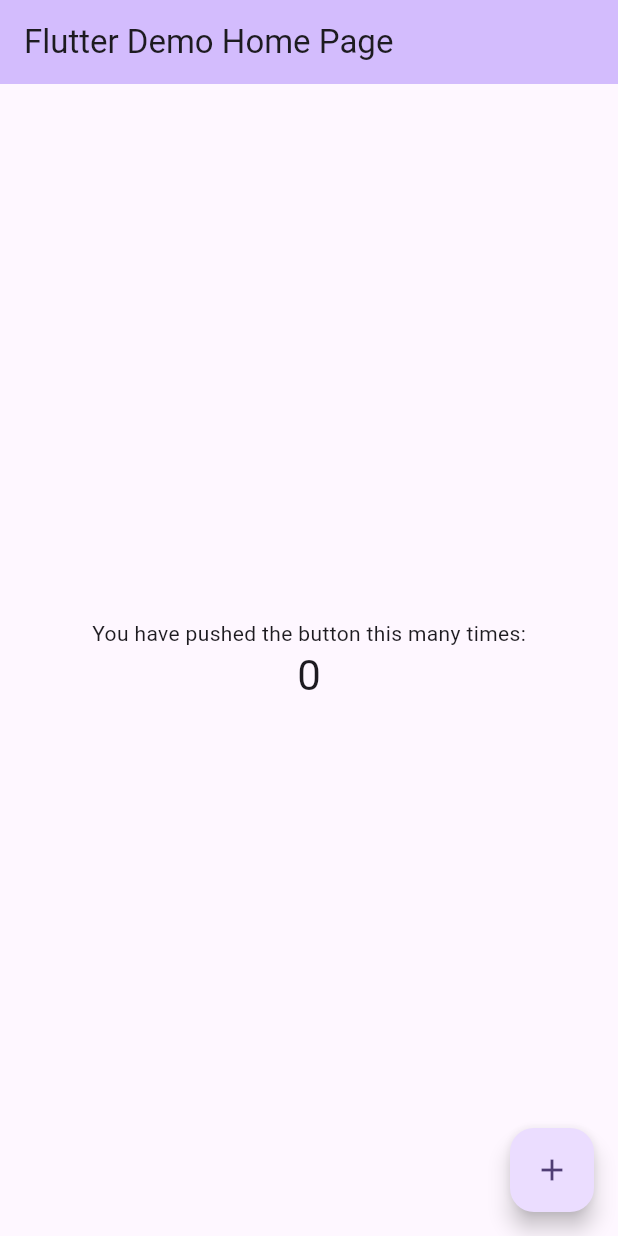
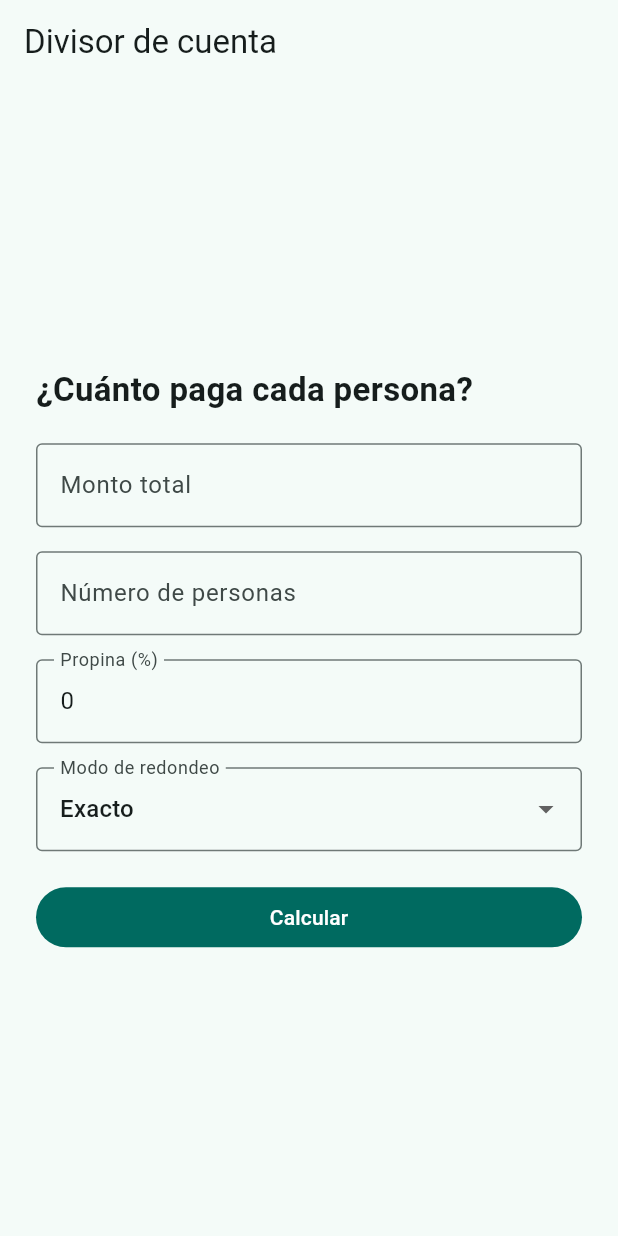
Before and after one commit to ms8192571-droid/participacion7, a Flutter app: the screen it shows after launch, on a phone screen of 412 x 824 dp. Run offline on Flutter 3.47's test engine with Material 3 defaults, Android fonts, the phone set to English and light mode, and no system bars.

Commit message:
app divisor de cuenta - rama sdd, con pruebas
Co-authored-by: Copilot <223556219+Copilot@users.noreply.github.com>

```diff
--- /dev/null
+++ b/lib/data/redondeo_exacto.dart
@@ -0,0 +1,8 @@
+import '../domain/estrategia_redondeo.dart';
+
+class RedondeoExacto implements EstrategiaRedondeo {
+  @override
+  double redondear(double importePorPersona) {
+    return (importePorPersona * 100).roundToDouble() / 100;
+  }
+}
--- /dev/null
+++ b/lib/data/redondeo_hacia_arriba.dart
@@ -0,0 +1,8 @@
+import '../domain/estrategia_redondeo.dart';
+
+class RedondeoHaciaArriba implements EstrategiaRedondeo {
+  @override
+  double redondear(double importePorPersona) {
+    return importePorPersona.ceilToDouble();
+  }
+}
--- /dev/null
+++ b/lib/domain/calcular_division.dart
@@ -0,0 +1,14 @@
+import 'cuenta.dart';
+import 'estrategia_redondeo.dart';
+import 'resultado.dart';
+
+class CalcularDivision {
+  Resultado calcular(Cuenta cuenta, EstrategiaRedondeo estrategia) {
+    final totalConPropina =
+        cuenta.montoTotal * (1 + cuenta.porcentajePropina / 100);
+    final importePorPersona = totalConPropina / cuenta.personas;
+    return Resultado(
+      montoPorPersona: estrategia.redondear(importePorPersona),
+    );
+  }
+}
--- /dev/null
+++ b/lib/domain/cuenta.dart
@@ -0,0 +1,11 @@
+class Cuenta {
+  final double montoTotal;
+  final int personas;
+  final double porcentajePropina;
+
+  const Cuenta({
+    required this.montoTotal,
+    required this.personas,
+    required this.porcentajePropina,
+  });
+}
--- /dev/null
+++ b/lib/domain/estrategia_redondeo.dart
@@ -0,0 +1,3 @@
+abstract interface class EstrategiaRedondeo {
+  double redondear(double importePorPersona);
+}
--- /dev/null
+++ b/lib/domain/resultado.dart
@@ -0,0 +1,5 @@
+class Resultado {
+  final double montoPorPersona;
+
+  const Resultado({required this.montoPorPersona});
+}
--- /dev/null
+++ b/lib/domain/validar_entrada.dart
@@ -0,0 +1,16 @@
+import 'cuenta.dart';
+
+class ValidarEntrada {
+  String? validar(Cuenta cuenta) {
+    if (!cuenta.montoTotal.isFinite || cuenta.montoTotal < 0) {
+      return 'Monto inválido';
+    }
+    if (cuenta.personas < 1) {
+      return 'Debe haber al menos una persona';
+    }
+    if (!cuenta.porcentajePropina.isFinite || cuenta.porcentajePropina < 0) {
+      return 'Propina inválida';
+    }
+    return null;
+  }
+}
--- a/lib/main.dart
+++ b/lib/main.dart
@@ -1,4 +1,12 @@
 import 'package:flutter/material.dart';
+
+import 'data/redondeo_exacto.dart';
+import 'data/redondeo_hacia_arriba.dart';
+import 'domain/calcular_division.dart';
+import 'domain/validar_entrada.dart';
+import 'presentation/divisor_controller.dart';
+import 'presentation/formateador_moneda.dart';
+import 'presentation/pantalla_divisor.dart';
 
 void main() {
   runApp(const MyApp());
@@ -7,115 +15,20 @@ void main() {
 class MyApp extends StatelessWidget {
   const MyApp({super.key});
 
-  // This widget is the root of your application.
   @override
   Widget build(BuildContext context) {
+    final controller = DivisorController(
+      validarEntrada: ValidarEntrada(),
+      calcularDivision: CalcularDivision(),
+      redondeoExacto: RedondeoExacto(),
+      redondeoHaciaArriba: RedondeoHaciaArriba(),
+    );
     return MaterialApp(
-      title: 'Flutter Demo',
-      theme: ThemeData(
-        // This is the theme of your application.
-        //
-        // TRY THIS: Try running your application with "flutter run". You'll see
-        // the application has a purple toolbar. Then, without quitting the app,
-        // try changing the seedColor in the colorScheme below to Colors.green
-        // and then invoke "hot reload" (save your changes or press the "hot
-        // reload" button in a Flutter-supported IDE, or press "r" if you used
-        // the command line to start the app).
-        //
-        // Notice that the counter didn't reset back to zero; the application
-        // state is not lost during the reload. To reset the state, use hot
-        // restart instead.
-        //
-        // This works for code too, not just values: Most code changes can be
-        // tested with just a hot reload.
-        colorScheme: .fromSeed(seedColor: Colors.deepPurple),
-      ),
-      home: const MyHomePage(title: 'Flutter Demo Home Page'),
-    );
-  }
-}
-
-class MyHomePage extends StatefulWidget {
-  const MyHomePage({super.key, required this.title});
-
-  // This widget is the home page of your application. It is stateful, meaning
-  // that it has a State object (defined below) that contains fields that affect
-  // how it looks.
-
-  // This class is the configuration for the state. It holds the values (in this
-  // case the title) provided by the parent (in this case the App widget) and
-  // used by the build method of the State. Fields in a Widget subclass are
-  // always marked "final".
-
-  final String title;
-
-  @override
-  State<MyHomePage> createState() => _MyHomePageState();
-}
-
-class _MyHomePageState extends State<MyHomePage> {
-  int _counter = 0;
-
-  void _incrementCounter() {
-    setState(() {
-      // This call to setState tells the Flutter framework that something has
-      // changed in this State, which causes it to rerun the build method below
-      // so that the display can reflect the updated values. If we changed
-      // _counter without calling setState(), then the build method would not be
-      // called again, and so nothing would appear to happen.
-      _counter++;
-    });
-  }
-
-  @override
-  Widget build(BuildContext context) {
-    // This method is rerun every time setState is called, for instance as done
-    // by the _incrementCounter method above.
-    //
-    // The Flutter framework has been optimized to make rerunning build methods
-    // fast, so that you can just rebuild anything that needs updating rather
-    // than having to individually change instances of widgets.
-    return Scaffold(
-      appBar: AppBar(
-        // TRY THIS: Try changing the color here to a specific color (to
-        // Colors.amber, perhaps?) and trigger a hot reload to see the AppBar
-        // change color while the other colors stay the same.
-        backgroundColor: Theme.of(context).colorScheme.inversePrimary,
-        // Here we take the value from the MyHomePage object that was created by
-        // the App.build method, and use it to set our appbar title.
-        title: Text(widget.title),
-      ),
-      body: Center(
-        // Center is a layout widget. It takes a single child and positions it
-        // in the middle of the parent.
-        child: Column(
-          // Column is also a layout widget. It takes a list of children and
-          // arranges them vertically. By default, it sizes itself to fit its
-          // children horizontally, and tries to be as tall as its parent.
-          //
-          // Column has various properties to control how it sizes itself and
-          // how it positions its children. Here we use mainAxisAlignment to
-          // center the children vertically; the main axis here is the vertical
-          // axis because Columns are vertical (the cross axis would be
-          // horizontal).
-          //
-          // TRY THIS: Invoke "debug painting" (choose the "Toggle Debug Paint"
-          // action in the IDE, or press "p" in the console), to see the
-          // wireframe for each widget.
-          mainAxisAlignment: .center,
-          children: [
-            const Text('You have pushed the button this many times:'),
-            Text(
-              '$_counter',
-              style: Theme.of(context).textTheme.headlineMedium,
-            ),
-          ],
-        ),
-      ),
-      floatingActionButton: FloatingActionButton(
-        onPressed: _incrementCounter,
-        tooltip: 'Increment',
-        child: const Icon(Icons.add),
+      title: 'Divisor de cuenta',
+      theme: ThemeData(colorScheme: .fromSeed(seedColor: Colors.teal)),
+      home: PantallaDivisor(
+        controller: controller,
+        formateador: FormateadorMoneda(),
       ),
     );
   }
--- /dev/null
+++ b/lib/presentation/divisor_controller.dart
@@ -0,0 +1,60 @@
+import '../domain/calcular_division.dart';
+import '../domain/cuenta.dart';
+import '../domain/estrategia_redondeo.dart';
+import '../domain/resultado.dart';
+import '../domain/validar_entrada.dart';
+
+class DivisorController {
+  final ValidarEntrada validarEntrada;
+  final CalcularDivision calcularDivision;
+  final EstrategiaRedondeo redondeoExacto;
+  final EstrategiaRedondeo redondeoHaciaArriba;
+
+  String? error;
+  Resultado? resultado;
+
+  DivisorController({
+    required this.validarEntrada,
+    required this.calcularDivision,
+    required this.redondeoExacto,
+    required this.redondeoHaciaArriba,
+  });
+
+  void calcular({
+    required String monto,
+    required String personas,
+    required String propina,
+    required bool redondearHaciaArriba,
+  }) {
+    final montoIngresado = double.tryParse(monto.trim()) ?? double.nan;
+    final personasIngresadas = int.tryParse(personas.trim());
+    final propinaIngresada = double.tryParse(propina.trim()) ?? double.nan;
+
+    if (personasIngresadas == null) {
+      _mostrarError('Número de personas inválido');
+      return;
+    }
+
+    final cuenta = Cuenta(
+      montoTotal: montoIngresado,
+      personas: personasIngresadas,
+      porcentajePropina: propinaIngresada,
+    );
+    final errorValidacion = validarEntrada.validar(cuenta);
+    if (errorValidacion != null) {
+      _mostrarError(errorValidacion);
+      return;
+    }
+
+    final estrategia = redondearHaciaArriba
+        ? redondeoHaciaArriba
+        : redondeoExacto;
+    resultado = calcularDivision.calcular(cuenta, estrategia);
+    error = null;
+  }
+
+  void _mostrarError(String mensaje) {
+    error = mensaje;
+    resultado = null;
+  }
+}
--- /dev/null
+++ b/lib/presentation/formateador_moneda.dart
@@ -0,0 +1,3 @@
+class FormateadorMoneda {
+  String formatear(double monto) => monto.toStringAsFixed(2);
+}
--- /dev/null
+++ b/lib/presentation/pantalla_divisor.dart
@@ -0,0 +1,147 @@
+import 'package:flutter/material.dart';
+
+import 'divisor_controller.dart';
+import 'formateador_moneda.dart';
+
+class PantallaDivisor extends StatefulWidget {
+  final DivisorController controller;
+  final FormateadorMoneda formateador;
+
+  const PantallaDivisor({
+    super.key,
+    required this.controller,
+    required this.formateador,
+  });
+
+  @override
+  State<PantallaDivisor> createState() => _PantallaDivisorState();
+}
+
+class _PantallaDivisorState extends State<PantallaDivisor> {
+  final _montoController = TextEditingController();
+  final _personasController = TextEditingController();
+  final _propinaController = TextEditingController(text: '0');
+  String _modo = 'exacto';
+
+  @override
+  void dispose() {
+    _montoController.dispose();
+    _personasController.dispose();
+    _propinaController.dispose();
+    super.dispose();
+  }
+
+  void _calcular() {
+    setState(() {
+      widget.controller.calcular(
+        monto: _montoController.text,
+        personas: _personasController.text,
+        propina: _propinaController.text,
+        redondearHaciaArriba: _modo == 'arriba',
+      );
+    });
+  }
+
+  @override
+  Widget build(BuildContext context) {
+    final controller = widget.controller;
+    return Scaffold(
+      appBar: AppBar(title: const Text('Divisor de cuenta')),
+      body: Center(
+        child: ConstrainedBox(
+          constraints: const BoxConstraints(maxWidth: 440),
+          child: ListView(
+            padding: const EdgeInsets.all(24),
+            shrinkWrap: true,
+            children: [
+              const Text(
+                '¿Cuánto paga cada persona?',
+                style: TextStyle(fontSize: 22, fontWeight: FontWeight.bold),
+              ),
+              const SizedBox(height: 20),
+              TextField(
+                key: const ValueKey('monto'),
+                controller: _montoController,
+                keyboardType: const TextInputType.numberWithOptions(
+                  decimal: true,
+                ),
+                decoration: const InputDecoration(
+                  labelText: 'Monto total',
+                  prefixText: '\$ ',
+                  border: OutlineInputBorder(),
+                ),
+              ),
+              const SizedBox(height: 16),
+              TextField(
+                key: const ValueKey('personas'),
+                controller: _personasController,
+                keyboardType: TextInputType.number,
+                decoration: const InputDecoration(
+                  labelText: 'Número de personas',
+                  border: OutlineInputBorder(),
+                ),
+              ),
+              const SizedBox(height: 16),
+              TextField(
+                key: const ValueKey('propina'),
+                controller: _propinaController,
+                keyboardType: const TextInputType.numberWithOptions(
+                  decimal: true,
+                ),
+                decoration: const InputDecoration(
+                  labelText: 'Propina (%)',
+                  border: OutlineInputBorder(),
+                ),
+              ),
+              const SizedBox(height: 16),
+              DropdownButtonFormField<String>(
+                key: const ValueKey('modo'),
+                initialValue: _modo,
+                isExpanded: true,
+                decoration: const InputDecoration(
+                  labelText: 'Modo de redondeo',
+                  border: OutlineInputBorder(),
+                ),
+                items: const [
+                  DropdownMenuItem(value: 'exacto', child: Text('Exacto')),
+                  DropdownMenuItem(
+                    value: 'arriba',
+                    child: Text('Hacia arriba al entero'),
+                  ),
+                ],
+                onChanged: (value) {
+                  if (value != null) {
+                    setState(() => _modo = value);
+                  }
+                },
+              ),
+              const SizedBox(height: 20),
+              FilledButton(
+                onPressed: _calcular,
+                child: const Text('Calcular'),
+              ),
+              if (controller.error != null) ...[
+                const SizedBox(height: 16),
+                Text(
+                  controller.error!,
+                  key: const ValueKey('error'),
+                  style: TextStyle(color: Theme.of(context).colorScheme.error),
+                ),
+              ],
+              if (controller.resultado != null) ...[
+                const SizedBox(height: 16),
+                const Text('Cada persona paga:'),
+                Text(
+                  widget.formateador
+                      .formatear(controller.resultado!.montoPorPersona),
+                  key: const ValueKey('resultado'),
+                  style: Theme.of(context).textTheme.titleLarge,
+                ),
+              ],
+            ],
+          ),
+        ),
+      ),
+    );
+  }
+}
```
Also changed, not shown: 6 other files.
